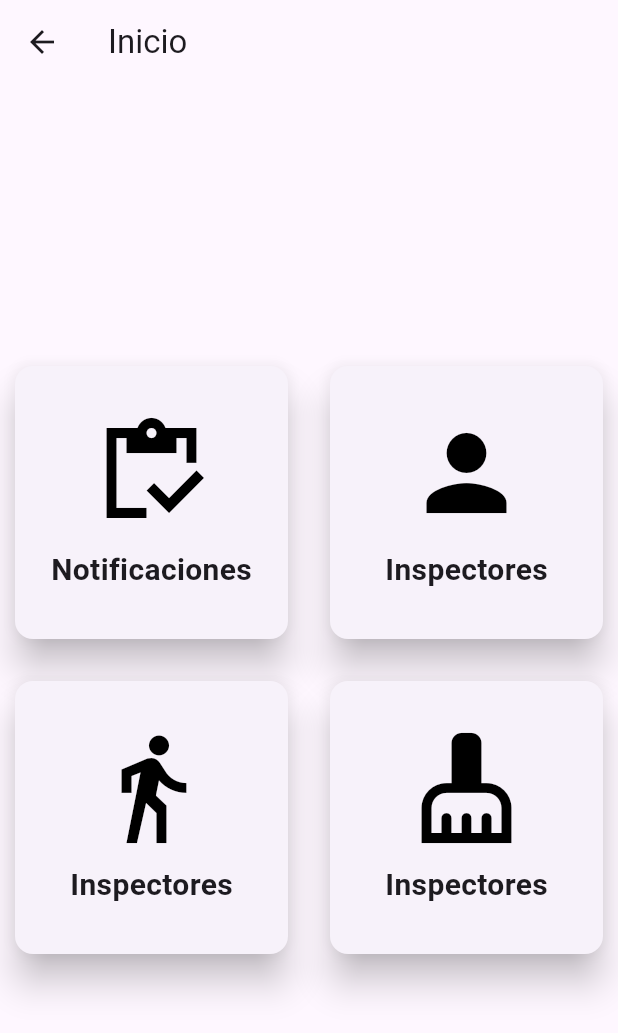
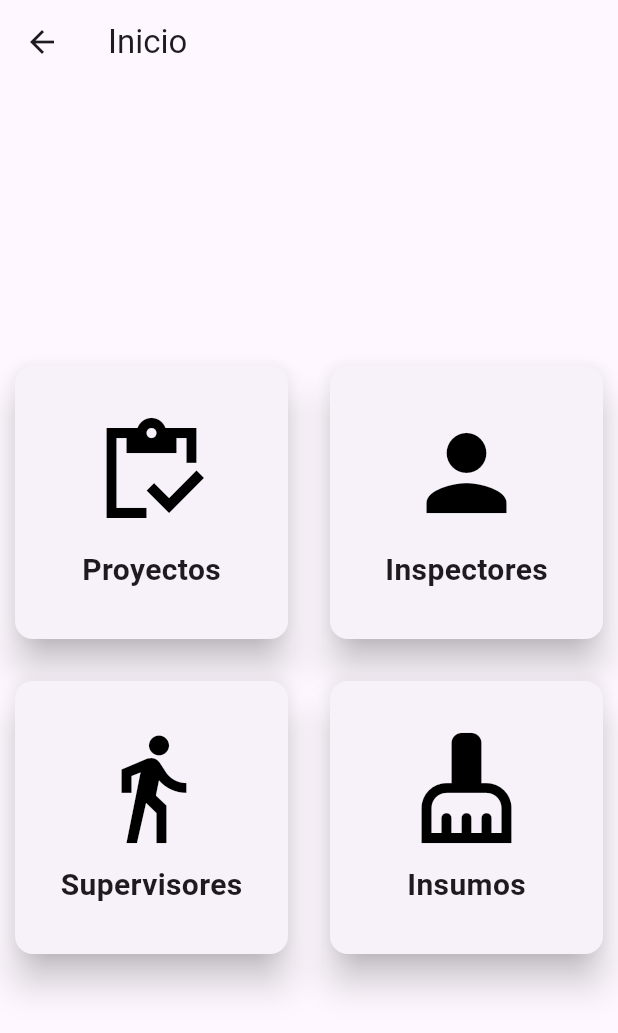
Before and after one commit to JoshuaValey/plataforma-limpia-y-verde, a Flutter app: the MainScreen screen opened by its route, on a phone screen of 412 x 824 dp. Shown: the top 1033 px of the screen. Run offline on Flutter 3.47's test engine with Material 3 defaults, Android fonts, the phone set to English and light mode, and no system bars.

Commit message:
inspector flujo 1

```diff
--- a/lib/main.dart
+++ b/lib/main.dart
@@ -1,4 +1,5 @@
 import 'package:flutter/material.dart';
+import 'package:plataforma_limpia_y_verde/presentation/screens/asignaciones_screen.dart';
 import 'package:plataforma_limpia_y_verde/presentation/screens/asisitencia_screen.dart';
 import 'package:plataforma_limpia_y_verde/presentation/screens/detalle_proyecto_screen.dart';
 import 'package:plataforma_limpia_y_verde/presentation/screens/login_screen.dart';
@@ -20,7 +21,7 @@ class MyApp extends StatelessWidget {
         '/proyectos_screen': (context) => const ProyectosScreen(),
         '/asistencia_screen': (context) => const AsistenciaScreen(),
         '/detalle_proyecto_screen': (context) => const DetalleProyectoScreen(),
-
+        '/asignaciones_screen': (context) => const AsignacionesScreen(),
       },
       home: const LoginScreen(),
     );
--- /dev/null
+++ b/lib/presentation/Repository/project.dart
@@ -0,0 +1,4 @@
+class Project {
+
+
+}
--- a/lib/presentation/screens/main_screen.dart
+++ b/lib/presentation/screens/main_screen.dart
@@ -14,7 +14,7 @@ class MainScreen extends StatelessWidget {
             crossAxisCount: 2,
             crossAxisSpacing: 8,
             mainAxisSpacing: 8,
-            //physics: const NeverScrollableScrollPhysics(),
+            physics: const NeverScrollableScrollPhysics(),
             shrinkWrap: true,
             children: Singleton.instance.menuItems.map((element) {
               return CardMainMenu(
@@ -47,9 +47,7 @@ class CardMainMenu extends StatelessWidget {
 
   @override
   Widget build(BuildContext context) {
-    return Expanded(
-      flex: 1,
-      child: Container(
+    return Container(
         margin: EdgeInsets.symmetric(
             horizontal: horizontalMargin, vertical: verticalMargin),
         child: InkWell(
@@ -81,7 +79,6 @@ class CardMainMenu extends StatelessWidget {
             ),
           ),
         ),
-      ),
-    );
+      );
   }
 }
--- a/lib/singleton.dart
+++ b/lib/singleton.dart
@@ -19,7 +19,7 @@ class Singleton {
     {
       'routeName': '/proyectos_screen',
       'iconData': Icons.inventory_sharp,
-      'label': 'Notificaciones',
+      'label': 'Proyectos',
       'horizontalMargin': horizontalMarginLittleCards,
       'verticalMargin': verticalMarginLittleCards,
     },
@@ -33,16 +33,78 @@ class Singleton {
     {
       'routeName': '/proyectos_screen',
       'iconData': Icons.directions_walk,
-      'label': 'Inspectores',
+      'label': 'Supervisores',
       'horizontalMargin': horizontalMarginLittleCards,
       'verticalMargin': verticalMarginLittleCards,
     },
     {
       'routeName': '/proyectos_screen',
       'iconData': Icons.cleaning_services,
-      'label': 'Inspectores',
+      'label': 'Insumos',
       'horizontalMargin': horizontalMarginLittleCards,
       'verticalMargin': verticalMarginLittleCards,
     }
   ];
+
+//*****************************************************************/
+
+//Crear list map con menu de asignaciones
+ List<Map<String, dynamic>> asignacionesItems = [
+    {
+      'routeName': '/asistencia_screen',
+      'iconData': Icons.check_circle,
+      'label': 'Asistencia',
+      'horizontalMargin': horizontalMarginLittleCards,
+      'verticalMargin': verticalMarginLittleCards,
+    },
+    {
+      'routeName': '/asistencia_screen',
+      'iconData': Icons.inventory,
+      'label': 'Insumos',
+      'horizontalMargin': horizontalMarginLittleCards,
+      'verticalMargin': verticalMarginLittleCards,
+    }
+      ];
+
+
+//*****************************************************************/
+  List<Map<String, dynamic>> proyectos = [
+    {
+      'id': '0',
+      'nombre': 'Proyecto 1',
+      'descripcion': 'Descripcion del proyecto 1',
+      'fechaInicio': '01/01/2021',
+      'fechaFin': '01/01/2022',
+      'empresa': 'Cosevisa',
+      'area-cobertura': 'Calle 1',
+    },
+    {
+      'id': '1',
+      'nombre': 'Proyecto 2',
+      'descripcion': 'Descripcion del proyecto 1',
+      'fechaInicio': '01/01/2021',
+      'fechaFin': '01/01/2022',
+      'empresa': 'Cosevisa 2',
+      'area-cobertura': 'Calle 1',
+    },
+    {
+      'id': '2',
+      'nombre': 'Proyecto 3',
+      'descripcion': 'Descripcion del proyecto 1',
+      'fechaInicio': '01/01/2021',
+      'fechaFin': '01/01/2022',
+      'empresa': 'Cosevisa 2',
+      'area-cobertura': 'Calle 1',
+    },
+    {
+      'id': '3',
+      'nombre': 'Proyecto 4',
+      'descripcion': 'Descripcion del proyecto 1',
+      'fechaInicio': '01/01/2021',
+      'fechaFin': '01/01/2022',
+      'empresa': 'Cosevisa 2',
+      'area-cobertura': 'Calle 1',
+    }
+  ];
+  //------------------------------------------------------------------
 }
```
Also changed, not shown: lib/presentation/screens/asignaciones_screen.dart (added, +91 -0 lines), lib/presentation/screens/asisitencia_screen.dart (+8 -0 lines), lib/presentation/screens/detalle_proyecto_screen.dart (+9 -0 lines), lib/presentation/screens/proyectos_screen.dart (+35 -26 lines).
